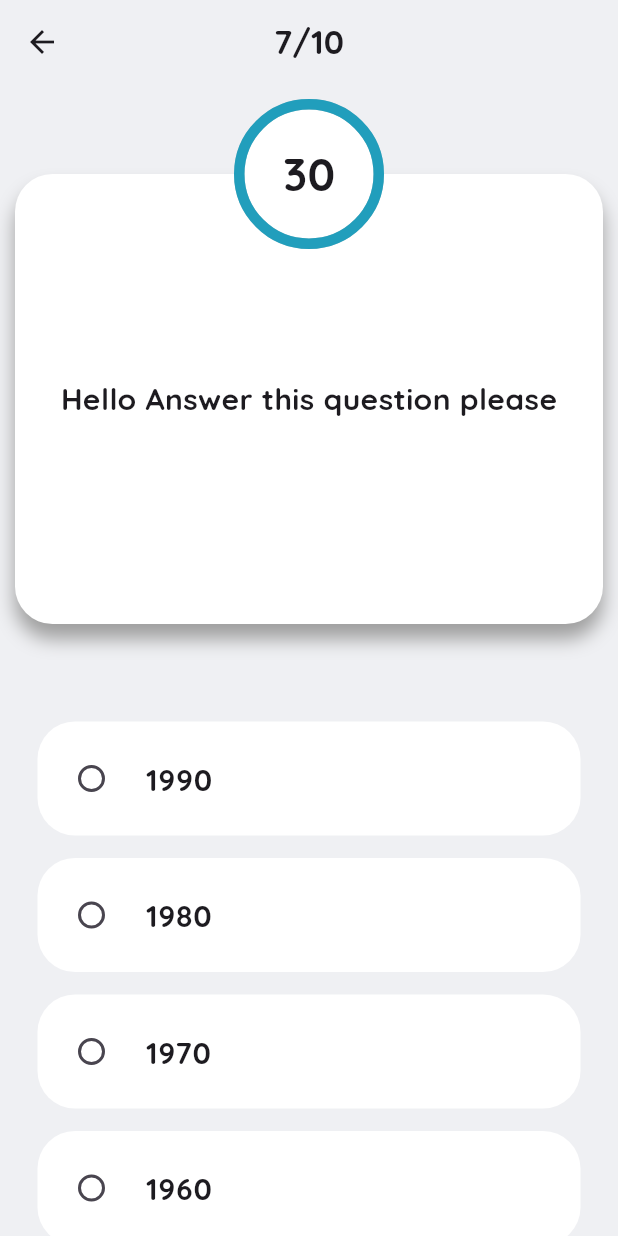
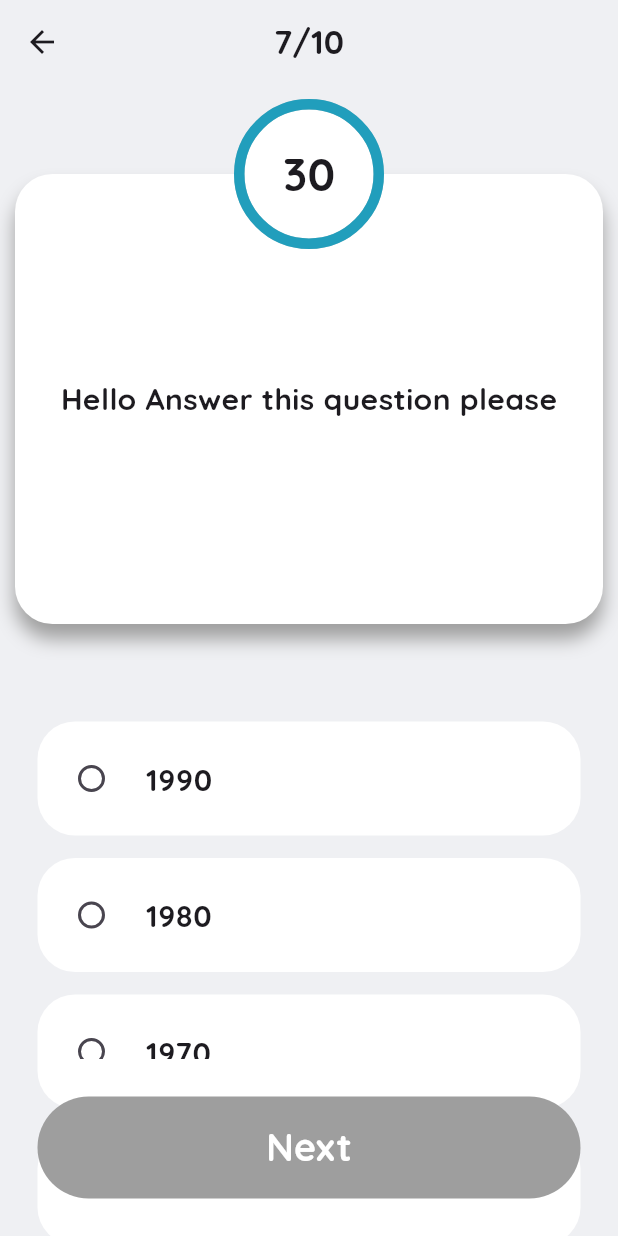
Before and after one commit to malakelsayed2/quiz_app, a Flutter app: the QuizScreen screen opened directly with empty values, on a phone screen of 412 x 824 dp. Run offline on Flutter 3.47's test engine with Material 3 defaults, Android fonts, the phone set to English and light mode, and no system bars; drawn by our look-alikes of percent_indicator; our stand-ins replace google_fonts, smooth_page_indicator.

Commit message:
added next button

```diff
--- a/lib/view/splash/screens/quiz_screen.dart
+++ b/lib/view/splash/screens/quiz_screen.dart
@@ -1,7 +1,9 @@
 import 'package:flutter/material.dart';
 import 'package:google_fonts/google_fonts.dart';
 import 'package:quizapp/core/resources/color_manager.dart';
+import 'package:quizapp/core/resources/route_manager.dart';
 import 'package:quizapp/core/resources/size_manager.dart';
+import 'package:quizapp/view/splash/widgets/custom_button.dart';
 import 'package:quizapp/view/splash/widgets/custom_circular_percentage.dart';
 import '../../../core/resources/list_manager.dart';
 import '../widgets/custom_question_card.dart';
@@ -77,7 +79,9 @@ class _QuizScreenState extends State<QuizScreen> {
                       ),
                       activeColor: Color(ColorMangager.mainColor),
                       // Purple radio
-                      tileColor: selectedValue == index? Color(ColorMangager.mainColor).withOpacity(0.3):Colors.white,
+                      tileColor: selectedValue == index
+                          ? Color(ColorMangager.mainColor).withOpacity(0.3)
+                          : Colors.white,
                       // White background
                       shape: RoundedRectangleBorder(
                         borderRadius: BorderRadius.circular(
@@ -90,13 +94,23 @@ class _QuizScreenState extends State<QuizScreen> {
                       ),
                     );
                   },
-                  separatorBuilder:(context,index) => Container(height: 15),
+                  separatorBuilder: (context, index) => Container(height: 15),
                 ),
               ),
             ],
           ),
         ),
       ),
+      bottomNavigationBar: Padding(
+        padding: EdgeInsetsGeometry.all(25),
+        child: CustomButton(
+          text: "Next",
+          function: selectedValue == null ? (){} : (){Navigator.pushReplacementNamed(context, RouteStringManager.loginScreen);},
+          colorButton: selectedValue == null ? Colors.grey : Color(ColorMangager.mainColor),
+          colorText: Colors.white,
+          fontweight: FontWeight.bold,
+        ),
+      )
     );
   }
 }
```
